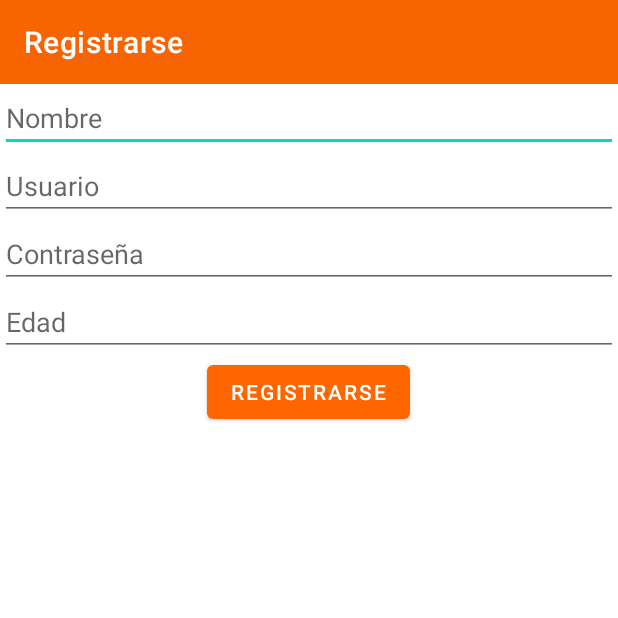
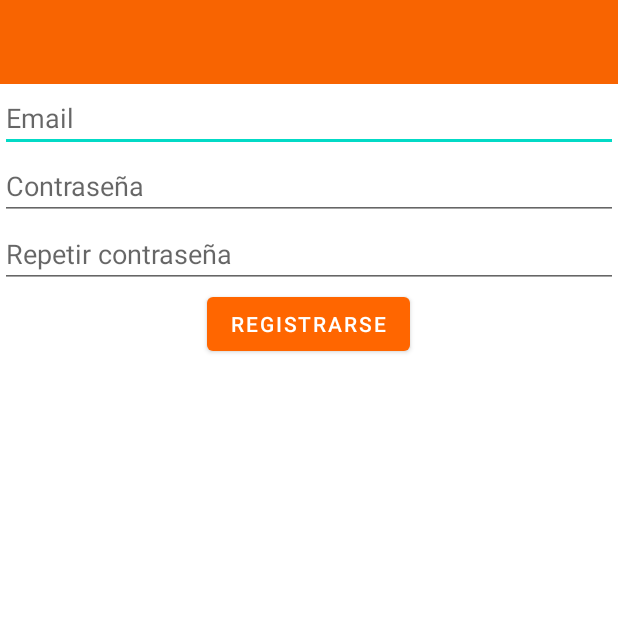
Before and after one commit to VitekNicolas/Proyects, an Android app: the RegisterActivity screen opened directly, with no data from a screen before it, on a phone screen of 412 x 824 dp, the top half of it. Run offline under Robolectric (Android 15) with nearby library versions, the phone set to English and light mode, and no system bars; our stand-ins replace Firebase (no records; nobody signed in at launch, a user with empty details on screens opened directly).

Commit message:
[NEW] Register activity

```diff
--- a/Java mobile application/app/src/main/java/com/example/javamobileapplication/RegisterActivity.java
+++ b/Java mobile application/app/src/main/java/com/example/javamobileapplication/RegisterActivity.java
@@ -1,15 +1,55 @@
 package com.example.javamobileapplication;
 
+import androidx.appcompat.app.AppCompatActivity;
 import android.os.Bundle;
+import android.widget.Button;
+import android.widget.EditText;
+import android.widget.Toast;
+import com.google.firebase.auth.FirebaseAuth;
 
-import androidx.appcompat.app.AppCompatActivity;
-import androidx.appcompat.widget.Toolbar;
+import java.util.Objects;
 
 public class RegisterActivity extends AppCompatActivity {
+
+    private EditText et_email, et_password, et_repeatPassword;
+    private FirebaseAuth myAuth;
+
+    @Override
     protected void onCreate(Bundle savedInstanceState) {
         super.onCreate(savedInstanceState);
         setContentView(R.layout.register_activity);
-        Toolbar toolbar = findViewById(R.id.toolbar);
-        setSupportActionBar(toolbar);
+        myAuth = FirebaseAuth.getInstance();
+        et_email = findViewById(R.id.et_userEmail);
+        et_password = findViewById(R.id.et_userPassword);
+        et_repeatPassword = findViewById(R.id.et_userPasswordRepeat);
+        Button btn_register = findViewById(R.id.btn_registerUser);
+        btn_register.setOnClickListener(v -> registerUser());
+    }
+
+    private void registerUser() {
+        String email = et_email.getText().toString().trim();
+        String password = et_password.getText().toString().trim();
+        String repeatPassword = et_repeatPassword.getText().toString().trim();
+        if (email.isEmpty() || password.isEmpty() || repeatPassword.isEmpty()) {
+            Toast.makeText(this, "Complete todos los campos", Toast.LENGTH_SHORT).show();
+            return;
+        }
+        if (!password.equals(repeatPassword)) {
+            Toast.makeText(this, "Las contraseñas no coinciden", Toast.LENGTH_SHORT).show();
+            return;
+        }
+        if (password.length() < 6) {
+            Toast.makeText(this, "La contraseña debe tener al menos 6 caracteres", Toast.LENGTH_SHORT).show();
+            return;
+        }
+        myAuth.createUserWithEmailAndPassword(email, password)
+                .addOnCompleteListener(task -> {
+                    if (task.isSuccessful()) {
+                        Toast.makeText(this, "Registro exitoso", Toast.LENGTH_SHORT).show();
+                        finish(); // Cierra esta Activity y vuelve al login
+                    } else {
+                        Toast.makeText(this, "Error al registrar: " + Objects.requireNonNull(task.getException()).getMessage(), Toast.LENGTH_LONG).show();
+                    }
+                });
     }
 }
--- a/Java mobile application/app/src/main/res/layout/register_activity.xml
+++ b/Java mobile application/app/src/main/res/layout/register_activity.xml
@@ -4,6 +4,7 @@
     android:layout_width="match_parent"
     android:layout_height="match_parent"
     android:orientation="vertical">
+
     <androidx.appcompat.widget.Toolbar
         android:id="@+id/toolbar"
         android:layout_width="match_parent"
@@ -11,29 +12,32 @@
         android:background="#F86401"
         android:titleTextColor="@android:color/white"
         app:titleTextColor="@android:color/white" />
+
     <EditText
+        android:id="@+id/et_userEmail"
         android:layout_width="match_parent"
         android:layout_height="wrap_content"
-        android:hint="Nombre"
-        android:inputType="text" />
+        android:hint="@string/et_emailUser"
+        android:inputType="textEmailAddress" />
+
     <EditText
+        android:id="@+id/et_userPassword"
         android:layout_width="match_parent"
         android:layout_height="wrap_content"
-        android:hint="Usuario"
-        android:inputType="text" />
+        android:hint="@string/et_userPassword"
+        android:inputType="textPassword" />
+
     <EditText
+        android:id="@+id/et_userPasswordRepeat"
         android:layout_width="match_parent"
         android:layout_height="wrap_content"
-        android:hint="Contraseña"
-        android:inputType="text"/>
-    <EditText
-        android:layout_width="match_parent"
-        android:layout_height="wrap_content"
-        android:hint="Edad"
-        android:inputType="text"/>
+        android:hint="@string/et_userPasswordRepeat"
+        android:inputType="textPassword" />
+
     <Button
+        android:id="@+id/btn_registerUser"
         android:layout_width="wrap_content"
         android:layout_height="wrap_content"
         android:layout_gravity="center"
-        android:text="Registrarse"/>
+        android:text="@string/btn_regiterUser" />
 </LinearLayout>
--- a/Java mobile application/app/src/main/res/values/strings.xml
+++ b/Java mobile application/app/src/main/res/values/strings.xml
@@ -7,11 +7,14 @@
     <string name="btn_register_title">Registrarse</string>
     <string name="description_login_title">login image</string>
     <string name="title_login">Login</string>
-    <string name="tutorial">Tutorial</string>
     <!--    Register activity-->
     <string name="hint_name">Nombre</string>
     <string name="title_activity_register">RegisterActivity</string>
     <string name="hint_username">Nombre</string>
     <string name="title_welcome">Bienvenido</string>
     <string name="title_activity_maps">MapsActivity</string>
+    <string name="et_emailUser">Email</string>
+    <string name="et_userPassword">Contraseña</string>
+    <string name="et_userPasswordRepeat">Repetir contraseña</string>
+    <string name="btn_regiterUser">Registrarse</string>
 </resources>
```
Also changed, not shown: Java mobile application/app/src/main/java/com/example/javamobileapplication/LoginActivity.java (+3 -4 lines), Java mobile application/app/src/main/res/layout/login_activity.xml (+4 -3 lines).
